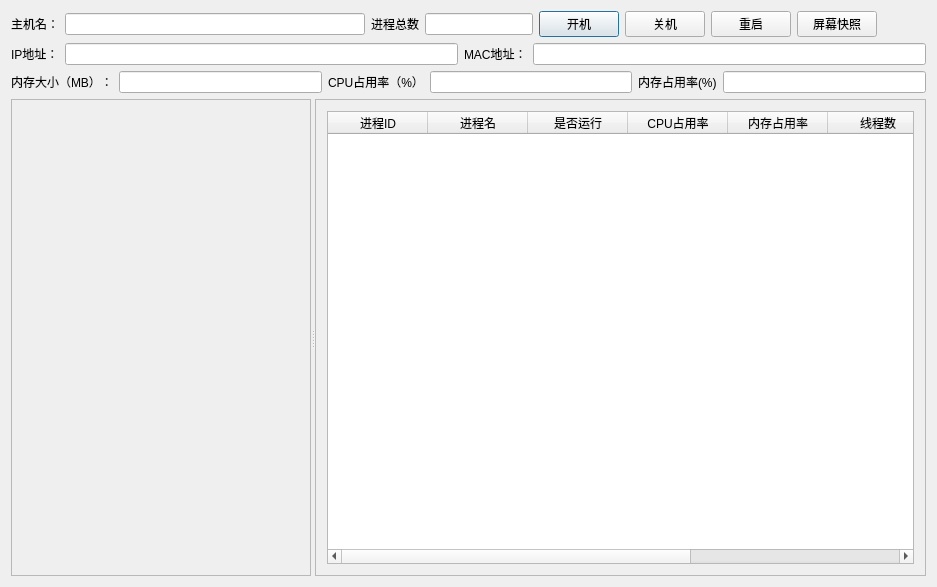
Before: the Qt Designer form CC-Client/CC-Client/detaildialog.ui in cokkiy/CC, drawn with Qt 5.
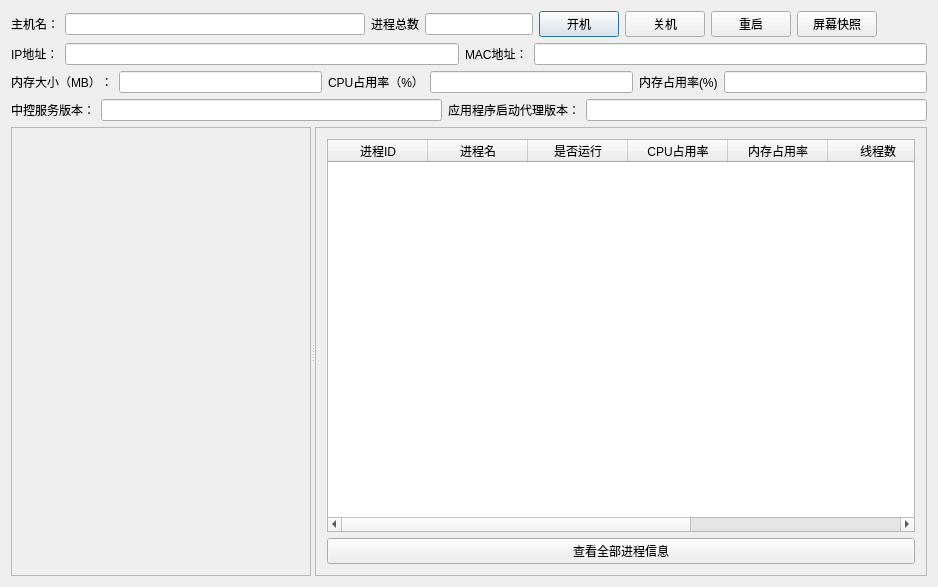
After: the same form once the commit is applied. Icons and pictures are not drawn.

Commit message: 1) 完善了中控文件传送功能，现在能够传送文件夹了； 2）屏幕截图现在可以保存了； 3）传送文件时可以浏览远程工作站文件夹和文件了； 4）能够查看工作站上全部运行进程信息；

What changed in the file:
```diff
--- a/CC-Client/CC-Client/detaildialog.ui
+++ b/CC-Client/CC-Client/detaildialog.ui
@@ -6,7 +6,7 @@
    <rect>
     <x>0</x>
     <y>0</y>
-    <width>937</width>
+    <width>938</width>
     <height>587</height>
    </rect>
   </property>
@@ -186,6 +186,30 @@
      </item>
     </layout>
    </item>
+   <item>
+    <layout class="QHBoxLayout" name="horizontalLayout_4">
+     <item>
+      <widget class="QLabel" name="label_9">
+       <property name="text">
+        <string>中控服务版本：</string>
+       </property>
+      </widget>
+     </item>
+     <item>
+      <widget class="QLineEdit" name="servicesVersionLineEdit"/>
+     </item>
+     <item>
+      <widget class="QLabel" name="label_8">
+       <property name="text">
+        <string>应用程序启动代理版本：</string>
+       </property>
+      </widget>
+     </item>
+     <item>
+      <widget class="QLineEdit" name="appProxyVersionLineEdit"/>
+     </item>
+    </layout>
+   </item>
    <item>
     <widget class="QSplitter" name="splitter">
      <property name="sizePolicy">
@@ -267,6 +291,17 @@
          </column>
         </widget>
        </item>
+       <item>
+        <widget class="QPushButton" name="viewALlPushButton">
+         <property name="text">
+          <string>查看全部进程信息</string>
+         </property>
+         <property name="icon">
+          <iconset resource="cc-client.qrc">
+           <normaloff>:/Icons/AUDIO.ico</normaloff>:/Icons/AUDIO.ico</iconset>
+         </property>
+        </widget>
+       </item>
       </layout>
      </widget>
     </widget>
```
The commit also changes 138 other files.
